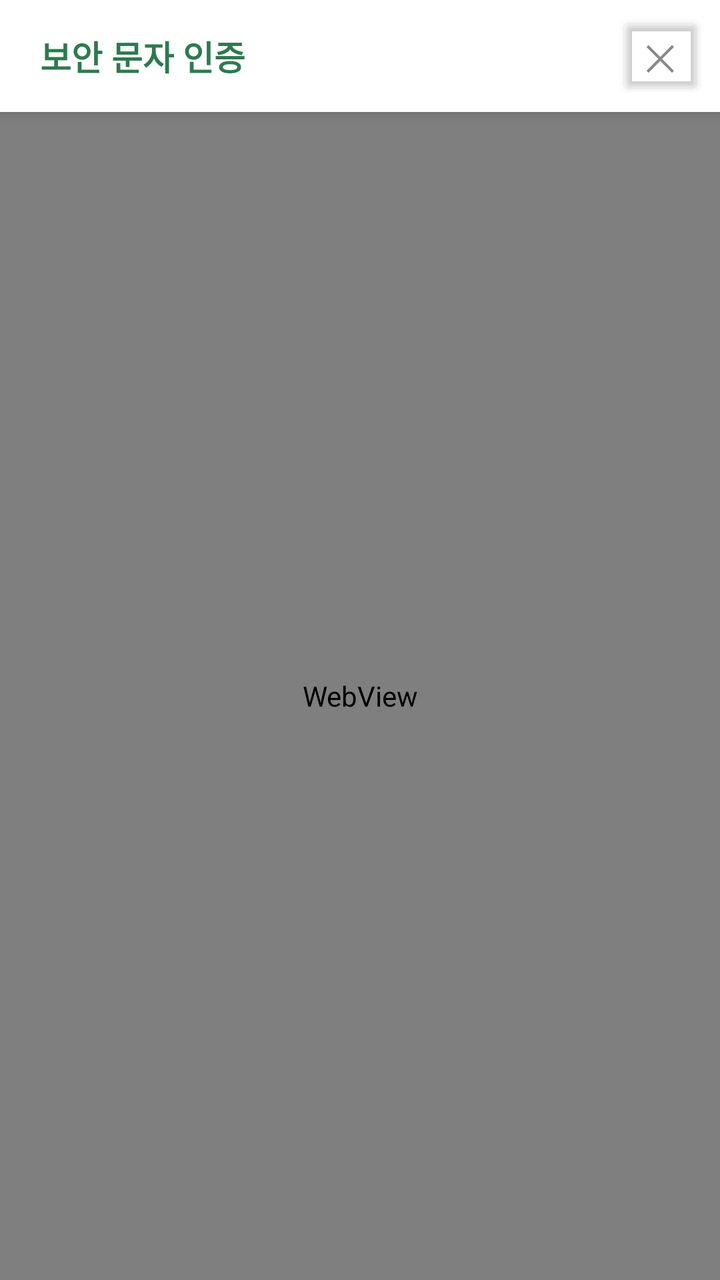
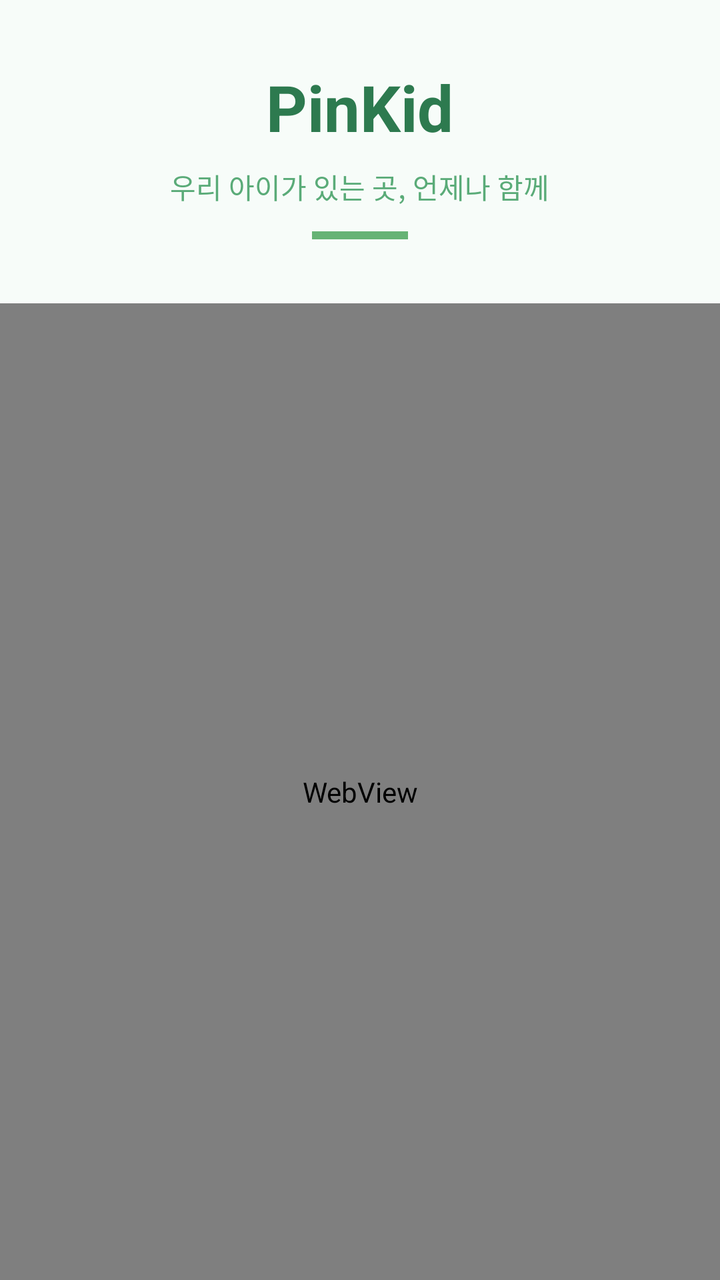

Two renders of the same Android screen: before a commit and after it. Below are the layout's source before the change and the commit's diff.
<!-- AndroidManifest.xml: application theme Theme.PinKid -->
<!-- res/layout/dialog_captcha.xml -->
<?xml version="1.0" encoding="utf-8"?>
<LinearLayout
    xmlns:android="http://schemas.android.com/apk/res/android"
    android:layout_width="match_parent"
    android:layout_height="match_parent"
    android:orientation="vertical"
    android:background="#F7FCF9">

    
    <LinearLayout
        android:layout_width="match_parent"
        android:layout_height="56dp"
        android:orientation="horizontal"
        android:gravity="center_vertical"
        android:paddingStart="20dp"
        android:paddingEnd="8dp"
        android:background="#FFFFFF"
        android:elevation="4dp">

        <TextView
            android:layout_width="0dp"
            android:layout_height="wrap_content"
            android:layout_weight="1"
            android:text="보안 문자 인증"
            android:textSize="17sp"
            android:textStyle="bold"
            android:textColor="#2D7A4F"/>

        <Button
            android:id="@+id/btnCloseCaptcha"
            android:layout_width="44dp"
            android:layout_height="44dp"
            android:text="✕"
            android:textSize="18sp"
            android:textColor="#888888"
            android:backgroundTint="#00000000"
            android:padding="0dp"/>

    </LinearLayout>

    <WebView
        android:id="@+id/webViewDialog"
        android:layout_width="match_parent"
        android:layout_height="match_parent"/>

</LinearLayout>
<!-- resources referenced by this layout -->
<resources>
  <style name="Theme.PinKid" parent="Base.Theme.PinKid">
          <item name="materialButtonStyle">@style/Widget.PinKid.Button</item>
      </style>
  <style name="Base.Theme.PinKid" parent="Theme.Material3.DayNight.NoActionBar">
          
          
      </style>
  <style name="Widget.PinKid.Button" parent="Widget.Material3.Button">
          <item name="cornerRadius">5dp</item>
      </style>
</resources>

<!-- the commit's change to res/layout/dialog_captcha.xml (unified diff, before → after) -->
@@ -6,35 +6,35 @@
     android:orientation="vertical"
     android:background="#F7FCF9">
 
-    
     <LinearLayout
         android:layout_width="match_parent"
-        android:layout_height="56dp"
-        android:orientation="horizontal"
-        android:gravity="center_vertical"
-        android:paddingStart="20dp"
-        android:paddingEnd="8dp"
-        android:background="#FFFFFF"
-        android:elevation="4dp">
+        android:layout_height="wrap_content"
+        android:orientation="vertical"
+        android:gravity="center"
+        android:paddingTop="32dp"
+        android:paddingBottom="32dp">
 
         <TextView
-            android:layout_width="0dp"
+            android:layout_width="wrap_content"
             android:layout_height="wrap_content"
-            android:layout_weight="1"
-            android:text="보안 문자 인증"
-            android:textSize="17sp"
+            android:text="PinKid"
+            android:textSize="32sp"
             android:textStyle="bold"
             android:textColor="#2D7A4F"/>
 
-        <Button
-            android:id="@+id/btnCloseCaptcha"
-            android:layout_width="44dp"
-            android:layout_height="44dp"
-            android:text="✕"
-            android:textSize="18sp"
-            android:textColor="#888888"
-            android:backgroundTint="#00000000"
-            android:padding="0dp"/>
+        <TextView
+            android:layout_width="wrap_content"
+            android:layout_height="wrap_content"
+            android:text="우리 아이가 있는 곳, 언제나 함께"
+            android:textSize="14sp"
+            android:textColor="#5AAB78"
+            android:layout_marginTop="8dp"/>
+
+        <View
+            android:layout_width="48dp"
+            android:layout_height="4dp"
+            android:background="#66B375"
+            android:layout_marginTop="12dp"/>
 
     </LinearLayout>
 
